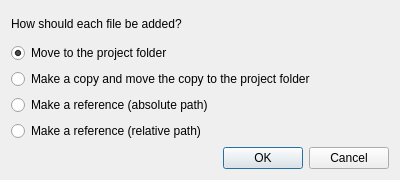
Before: the Qt Designer form ui/AddToProjectDialog.ui in kipr/kiss, drawn with Qt 5.
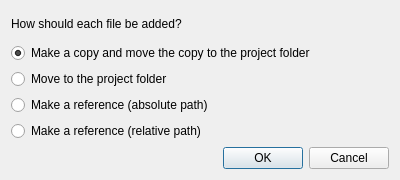
After: the same form once the commit is applied.

Commit message: Default choice in AddToProjectDialog is copy and move

```diff
--- a/ui/AddToProjectDialog.ui
+++ b/ui/AddToProjectDialog.ui
@@ -22,9 +22,9 @@
     </widget>
    </item>
    <item>
-    <widget class="QRadioButton" name="ui_moveButton">
+    <widget class="QRadioButton" name="ui_copyButton">
      <property name="text">
-      <string>Move to the project folder</string>
+      <string>Make a copy and move the copy to the project folder</string>
      </property>
      <property name="checked">
       <bool>true</bool>
@@ -32,9 +32,9 @@
     </widget>
    </item>
    <item>
-    <widget class="QRadioButton" name="ui_copyButton">
+    <widget class="QRadioButton" name="ui_moveButton">
      <property name="text">
-      <string>Make a copy and move the copy to the project folder</string>
+      <string>Move to the project folder</string>
      </property>
     </widget>
    </item>
```
